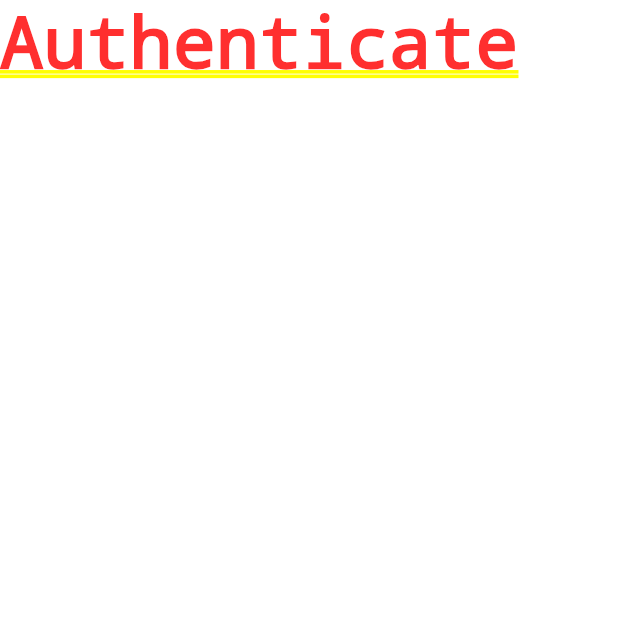
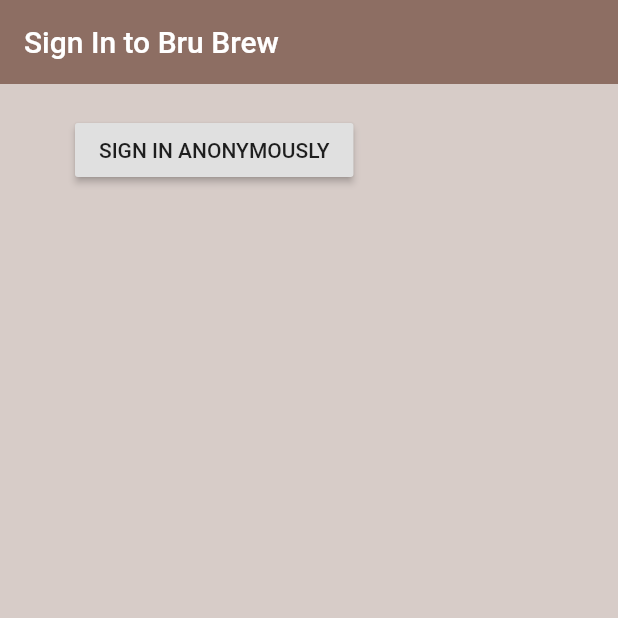
Before and after one commit to hemangdtu/flutter_firebase_app, a Flutter app: the screen it shows after launch, on a phone screen of 412 x 824 dp, the top half of it. Run offline on Flutter 3.47's test engine with Material 2 defaults, Android fonts, the phone set to English and light mode, and no system bars; our stand-ins replace firebase_auth; accounts and stored records are empty.

```diff
--- /dev/null
+++ b/lib/models/user.dart
@@ -0,0 +1,4 @@
+class User {
+  final String uid;
+  User({this.uid});
+}
--- a/lib/screens/authenticate/authenticate.dart
+++ b/lib/screens/authenticate/authenticate.dart
@@ -1,3 +1,4 @@
+import 'package:bru_brew/screens/authenticate/sign_in.dart';
 import 'package:flutter/material.dart';
 
 class Authenticate extends StatefulWidget {
@@ -9,7 +10,7 @@ class _AuthenticateState extends State<Authenticate> {
   @override
   Widget build(BuildContext context) {
     return Container(
-      child: Text("Authenticate"),
+      child: SignIn(),
     );
   }
 }
--- /dev/null
+++ b/lib/screens/authenticate/sign_in.dart
@@ -0,0 +1,44 @@
+import 'package:bru_brew/services/auth.dart';
+import 'package:flutter/material.dart';
+
+class SignIn extends StatefulWidget {
+  @override
+  _SignInState createState() => _SignInState();
+}
+
+class _SignInState extends State<SignIn> {
+
+  final AuthService _auth = AuthService();
+
+  @override
+  Widget build(BuildContext context) {
+    return Scaffold(
+      backgroundColor: Colors.brown[100],
+      appBar: AppBar(
+        backgroundColor: Colors.brown[400],
+        elevation: 0.0,
+        title: Text("Sign In to Bru Brew"),
+      ),
+      body: Container(
+        padding: EdgeInsets.symmetric(
+          vertical: 20.0,
+          horizontal: 50.0,
+        ),
+        child: RaisedButton(
+          child: Text("SIGN IN ANONYMOUSLY"),
+          onPressed: () async {
+            dynamic result = await _auth.signInAnon();
+            if(result == null)
+            {
+              print("Error!");
+            }
+            else{
+              print("Signed In");
+              print(result.uid);
+            }
+          },
+        ),
+      ),
+    );
+  }
+}
```
Also changed, not shown: lib/services/auth.dart (+7 -1 lines).
